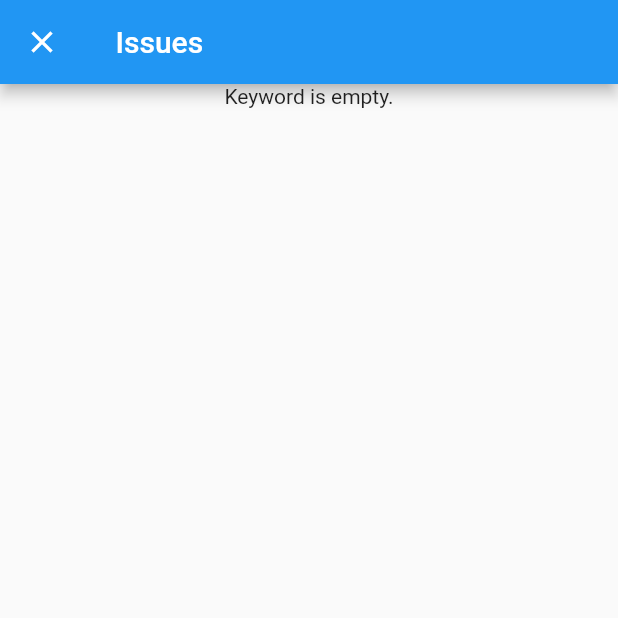
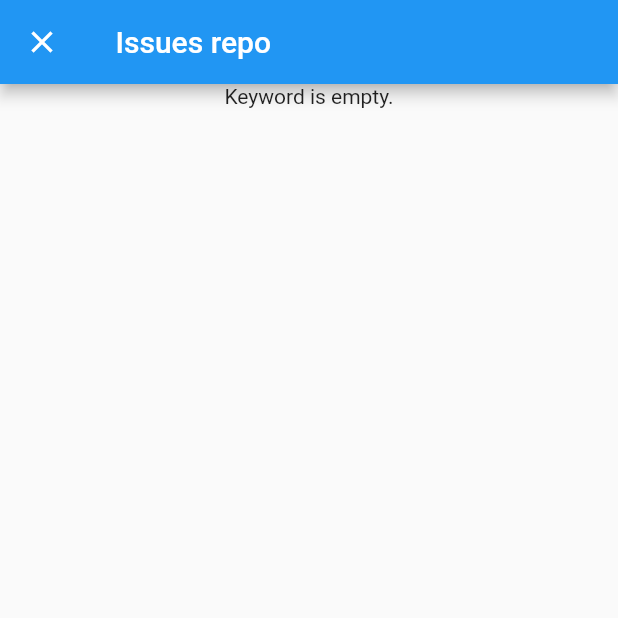
Before and after one commit to rao21/on_run_test, a Flutter app: the GitReposIssuesListPage screen opened directly with empty values, on a phone screen of 412 x 824 dp, the top half of it. Run offline on Flutter 3.47's test engine with Material 2 defaults, Android fonts, the light colour scheme and no system bars; our stand-ins replace dartz, equatable, flutter_bloc, get_it, internet_connection_checker.

Commit message:
Test break test

```diff
--- a/lib/features/issues/presentation/ui/git_repo_issues.dart
+++ b/lib/features/issues/presentation/ui/git_repo_issues.dart
@@ -90,5 +90,5 @@ class _GitReposIssuesListPageState extends State<GitReposIssuesListPage> {
             Navigator.of(context).pop();
           },
           icon: const Icon(Icons.close)),
-      title: Text('${widget.fullName} Issues'));
+      title: Text('${widget.fullName} Issues repo'));
 }
```
